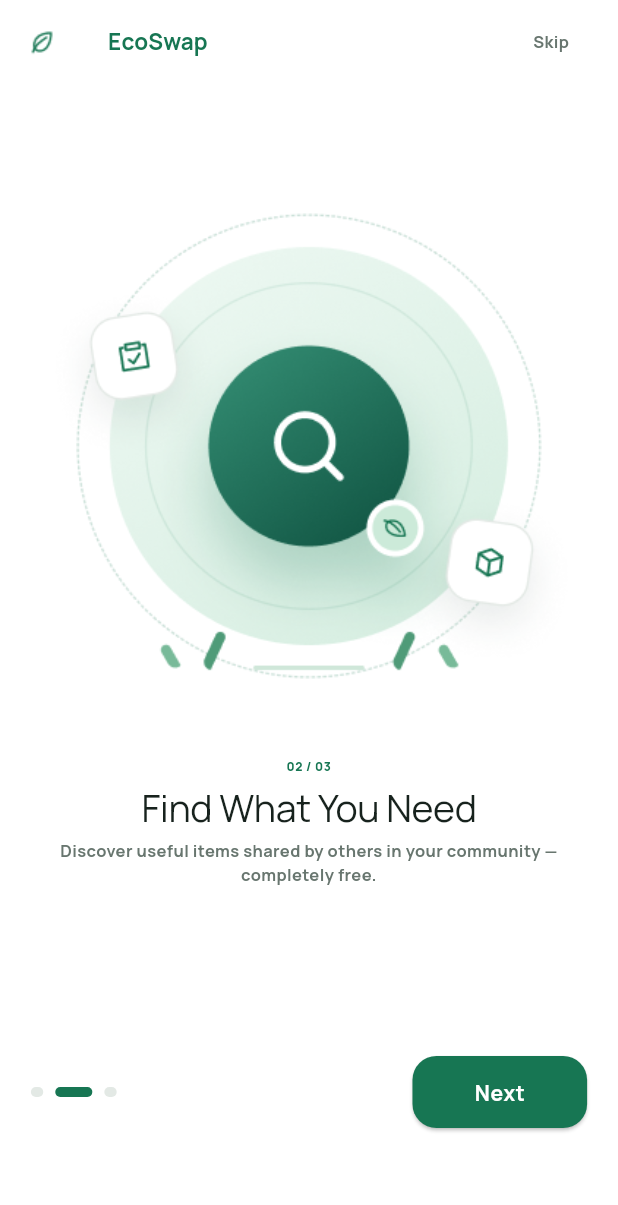
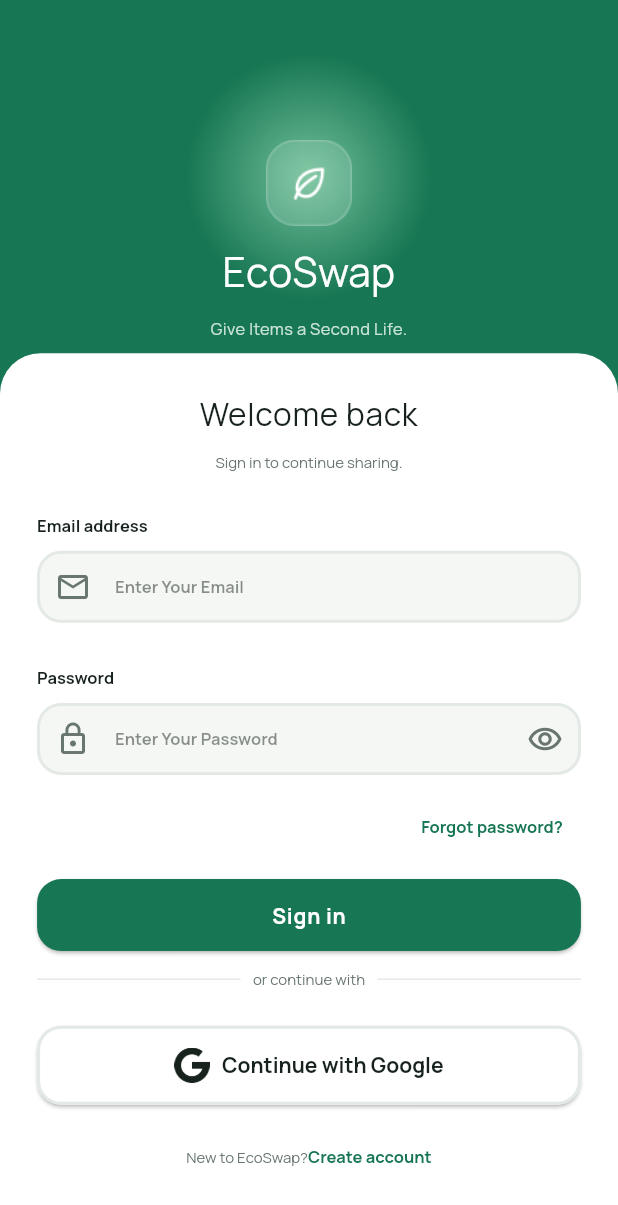
Before and after one commit to MariamWael411/Eco-Swap-App, a Flutter app: the screen it shows after launch, after a tap on "Next", after a tap on "Skip", on a phone screen of 412 x 824 dp. Shown: the top 1205 px of the screen. Run offline on Flutter 3.47's test engine with Material 3 defaults, Android fonts, the phone set to English and light mode, and no system bars; our stand-ins replace bloc, flutter_bloc, google_fonts.

Commit message:
login screen ui

```diff
--- a/lib/core/utils/app_assets.dart
+++ b/lib/core/utils/app_assets.dart
@@ -21,11 +21,8 @@ static const String leaveHomeLight ="${_path}leave_home_light.png";
 //logo
 static const String logoDark ="${_path}logo_dark.png";
 static const String logoLight ="${_path}logo_light.png";
+  static const String logo = "${_path}logo.png";
 
-
-
-
-
-
-
+  //google icon
+  static const String google = "${_path}google_icon.png";
 }
--- a/lib/core/utils/app_colors.dart
+++ b/lib/core/utils/app_colors.dart
@@ -26,6 +26,7 @@ class AppColors {
   static const lightYellowColor= Color(0xFFFFF5D9);
   static const lightSecondGreenColor= Color(0xFFC8E3D5);
   static const bageColor = Color(0xFFF5F7F5);
+  static const shadowColor = Color(0xFF6FBF97);
 
   // dark colors
 
--- a/lib/core/utils/app_styles.dart
+++ b/lib/core/utils/app_styles.dart
@@ -68,6 +68,14 @@ class AppStyles {
       fontSize: 14,
       color: AppColors.primaryDarkColor
   );
+
+
+  static TextStyle bold14Black = GoogleFonts.manrope(
+      fontWeight: FontWeight.bold,
+      fontSize: 14,
+      color: AppColors.blackColor
+  );
+
 
 
 
--- a/lib/core/utils/app_theme.dart
+++ b/lib/core/utils/app_theme.dart
@@ -24,7 +24,7 @@ class AppTheme {
         onSecondary: AppColors.containerTextFieldColor,
         onSecondaryContainer: AppColors.blackColor,
         inversePrimary: AppColors.bageColor,
-        inverseSurface: AppColors.whiteColor
+      inverseSurface: AppColors.whiteColor,
     ),
 
     textTheme: TextTheme(
@@ -35,7 +35,11 @@ class AppTheme {
         titleSmall: AppStyles.bold15Green,
         bodyMedium: AppStyles.bold11Grey,
         bodySmall: AppStyles.extraBold8Green,
-        displayLarge: AppStyles.reg25Black
+        displayLarge: AppStyles.reg25Black,
+        displayMedium: AppStyles.reg10Grey,
+        displaySmall: AppStyles.bold11Black,
+        headlineLarge: AppStyles.bold11Green,
+        headlineMedium: AppStyles.bold14Black
     ),
   );
 
@@ -68,7 +72,12 @@ class AppTheme {
         titleSmall: AppStyles.bold15GreenDark,
         bodyMedium: AppStyles.bold11GreyDark,
         bodySmall: AppStyles.extraBold8GreenDark,
-        displayLarge: AppStyles.reg25White
+        displayLarge: AppStyles.reg25White,
+        displayMedium: AppStyles.reg10LightGreen,
+        displaySmall: AppStyles.bold11White,
+        headlineLarge: AppStyles.bold11DarkGreen,
+        headlineMedium: AppStyles.bold14White
+
 
 
 
--- /dev/null
+++ b/lib/features/auth/login/login_screen.dart
@@ -0,0 +1,159 @@
+import 'package:eco_swap_app/core/utils/app_assets.dart';
+import 'package:eco_swap_app/core/utils/app_colors.dart';
+import 'package:eco_swap_app/features/auth/widget/custom_divider_widget.dart';
+import 'package:eco_swap_app/features/auth/widget/custom_text_widget.dart';
+import 'package:eco_swap_app/features/auth/widget/top_container.dart';
+import 'package:eco_swap_app/features/common/widgets/custom_elevated_button.dart';
+import 'package:eco_swap_app/features/common/widgets/custom_text_form_feild.dart';
+import 'package:eco_swap_app/l10n/app_localizations.dart';
+import 'package:flutter/material.dart';
+import 'package:flutter_bloc/flutter_bloc.dart';
+
+import '../../../core/utils/app_config.dart';
+import '../../../cubit/theme_cubit.dart';
+
+class LoginScreen extends StatelessWidget {
+  const LoginScreen({super.key});
+
+  @override
+  Widget build(BuildContext context) {
+    var width = AppConfig.width(context);
+    var height = AppConfig.height(context);
+    final isDark = context.read<ThemeCubit>().isDark();
+    var theme = Theme.of(context);
+    var language = AppLocalizations.of(context)!;
+    return Scaffold(
+      backgroundColor: isDark
+          ? AppColors.primaryDarkColor
+          : AppColors.greenColor,
+      body: Column(
+        children: [
+          Expanded(flex: 2, child: TopContainer()),
+          Expanded(
+            flex: 5,
+
+            child: Container(
+              decoration: BoxDecoration(
+                color: isDark
+                    ? AppColors.transparentColor
+                    : AppColors.whiteColor,
+                borderRadius: BorderRadius.only(
+                  topLeft: Radius.circular(27),
+                  topRight: Radius.circular(27),
+                ),
+              ),
+              child: SingleChildScrollView(
+                child: Padding(
+                  padding: EdgeInsets.symmetric(
+                    horizontal: width * 0.06,
+                    vertical: height * 0.03,
+                  ),
+                  child: Column(
+                    spacing: height * 0.013,
+                    crossAxisAlignment: CrossAxisAlignment.stretch,
+                    children: [
+                      Text(
+                        language.welcome_back,
+                        style: theme.textTheme.bodyLarge,
+                        textAlign: TextAlign.center,
+                      ),
+                      Text(
+                        language.sign_in_to_continue_sharing,
+                        style: theme.textTheme.displayMedium,
+                        textAlign: TextAlign.center,
+                      ),
+                      SizedBox(height: height * 0.01),
+                      CustomTextWidget(text: language.email_address),
+                      CustomTextFormFeild(
+                        hintText: language.enter_your_email,
+                        prefixIcon: Icon(Icons.email_outlined),
+                      ),
+                      SizedBox(height: height * 0.01),
+                      CustomTextWidget(text: language.password),
+                      CustomTextFormFeild(
+                        hintText: language.enter_your_password,
+                        prefixIcon: Icon(Icons.lock_outline),
+                        sufixIcon: IconButton(
+                          onPressed: () {},
+                          icon: Icon(Icons.remove_red_eye_outlined),
+                        ),
+                      ),
+                      Row(
+                        mainAxisAlignment: MainAxisAlignment.end,
+                        children: [
+                          TextButton(
+                            onPressed: () {
+                              //todo Navigate to forget Pass
+                            },
+                            child: Text(
+                              language.forgot_password,
+                              style: theme.textTheme.headlineLarge,
+                            ),
+                          ),
+                        ],
+                      ),
+                      CustomElevatedButton(
+                        onClick: () {
+                          //todo Navigate to home Screen
+                        },
+                        text: language.sign_in,
+                      ),
+                      CustomDividerWidget(),
+                      SizedBox(height: height * 0.002),
+                      CustomElevatedButton(
+                        onClick: () {},
+                        backgroundColor: isDark
+                            ? AppColors.primaryDarkColor
+                            : AppColors.whiteColor,
+                        borderColor: theme.colorScheme.onPrimary,
+                        item: Row(
+                          spacing: width * 0.02,
+                          mainAxisAlignment: MainAxisAlignment.center,
+                          children: [
+                            Image.asset(
+                              AppAssets.google,
+                              height: height * 0.03,
+                              width: width * 0.057,
+                              color: isDark
+                                  ? AppColors.textDarkColor
+                                  : AppColors.blackColor,
+                            ),
+                            Text(
+                              language.continue_with_google,
+                              style: theme.textTheme.headlineMedium,
+                            ),
+                          ],
+                        ),
+                      ),
+                      Row(
+                        mainAxisAlignment: MainAxisAlignment.center,
+                        children: [
+                          Text(
+                            language.new_to_ecoSwap,
+                            style: theme.textTheme.displayMedium,
+                          ),
+                          TextButton(
+                            style: TextButton.styleFrom(
+                              padding: EdgeInsets.zero,
+                            ),
+                            onPressed: () {
+                              //todo Navigate to register screen
+                            },
+                            child: Text(
+                              language.create_account,
+                              style: theme.textTheme.headlineLarge,
+                            ),
+                          ),
+                        ],
+                      ),
+                    ],
+                  ),
+                ),
+              ),
+            ),
+          ),
+        ],
+      ),
+    );
+  }
+}
--- /dev/null
+++ b/lib/features/auth/widget/custom_divider_widget.dart
@@ -0,0 +1,33 @@
+import 'package:flutter/material.dart';
+
+import '../../../core/utils/app_config.dart';
+import '../../../l10n/app_localizations.dart';
+
+class CustomDividerWidget extends StatelessWidget {
+  const CustomDividerWidget({super.key});
+
+  @override
+  Widget build(BuildContext context) {
+    var width = AppConfig.width(context);
+
+    var theme = Theme.of(context);
+    var language = AppLocalizations.of(context)!;
+    return Row(
+      children: [
+        Expanded(
+          child: Divider(
+            color: theme.colorScheme.onPrimary,
+            endIndent: width * 0.02,
+          ),
+        ),
+        Text(language.or_continue_with, style: theme.textTheme.displayMedium),
+        Expanded(
+          child: Divider(
+            color: theme.colorScheme.onPrimary,
+            indent: width * 0.02,
+          ),
+        ),
+      ],
+    );
+  }
+}
--- /dev/null
+++ b/lib/features/auth/widget/custom_text_widget.dart
@@ -0,0 +1,13 @@
+import 'package:flutter/material.dart';
+
+class CustomTextWidget extends StatelessWidget {
+  String text;
+
+  CustomTextWidget({super.key, required this.text});
+
+  @override
+  Widget build(BuildContext context) {
+    var theme = Theme.of(context);
+    return Text(text, style: theme.textTheme.displaySmall);
+  }
+}
--- /dev/null
+++ b/lib/features/auth/widget/top_container.dart
@@ -0,0 +1,54 @@
+import 'package:flutter/material.dart';
+import 'package:flutter_bloc/flutter_bloc.dart';
+
+import '../../../core/utils/app_assets.dart';
+import '../../../core/utils/app_colors.dart';
+import '../../../core/utils/app_config.dart';
+import '../../../core/utils/app_styles.dart';
+import '../../../cubit/theme_cubit.dart';
+
+class TopContainer extends StatelessWidget {
+  const TopContainer({super.key});
+
+  @override
+  Widget build(BuildContext context) {
+    var width = AppConfig.width(context);
+    var height = AppConfig.height(context);
+    final isDark = context.read<ThemeCubit>().isDark();
+    return Container(
+      decoration: BoxDecoration(
+        gradient: RadialGradient(
+          radius: 0.35,
+          center: Alignment.center,
+          colors: [
+            AppColors.shadowColor,
+            isDark ? AppColors.transparentColor : AppColors.greenColor,
+          ],
+        ),
+      ),
+
+      child: Column(
+        spacing: height * 0.013,
+        crossAxisAlignment: CrossAxisAlignment.stretch,
+        children: [
+          SizedBox(height: height * 0.1),
+          Image.asset(
+            AppAssets.logo,
+            width: width * 0.17,
+            height: height * 0.07,
+          ),
+          Text(
+            "EcoSwap",
+            style: AppStyles.reg27White,
+            textAlign: TextAlign.center,
+          ),
+          Text(
+            "Give Items a Second Life.",
+            style: AppStyles.reg11Green,
+            textAlign: TextAlign.center,
+          ),
+        ],
+      ),
+    );
+  }
+}
--- a/lib/features/onBoarding/onBoarding_screen.dart
+++ b/lib/features/onBoarding/onBoarding_screen.dart
@@ -39,6 +39,7 @@ class _OnboardingScreenState extends State<OnboardingScreen> {
           IconButton(
             onPressed: () {
               //todo Navigate to login
+              Navigator.of(context).pushReplacementNamed(AppRoute.login);
             },
             icon: Text(
               AppLocalizations.of(context)!.skip,
--- a/lib/main.dart
+++ b/lib/main.dart
@@ -5,6 +5,7 @@ import 'package:eco_swap_app/core/utils/app_route.dart';
 import 'package:eco_swap_app/core/utils/app_theme.dart';
 import 'package:eco_swap_app/cubit/language_cubit.dart';
 import 'package:eco_swap_app/cubit/theme_cubit.dart';
+import 'package:eco_swap_app/features/auth/login/login_screen.dart';
 import 'package:eco_swap_app/features/home/home_screen.dart';
 import 'package:eco_swap_app/features/onBoarding/onBoarding_screen.dart';
 import 'package:flutter/material.dart';
@@ -45,6 +46,7 @@ class MyApp extends StatelessWidget {
                 routes: {
                   AppRoute.home: (context) => HomeScreen(),
                   AppRoute.onBoarding: (context) => OnboardingScreen(),
+                  AppRoute.login: (context) => LoginScreen()
 
                 },
               );
--- a/pubspec.yaml
+++ b/pubspec.yaml
@@ -40,6 +40,7 @@ dependencies:
   google_fonts: ^8.2.1
   bloc: ^9.2.1
   flutter_bloc: ^9.1.1
+
 
 
 dev_dependencies:
```
Also changed, not shown: assets/images/2.0x/logo@2x.png (added), assets/images/3.0x/logo@3x.png (added), assets/images/google_icon.png (added), assets/images/logo.png (added), pubspec.lock.
